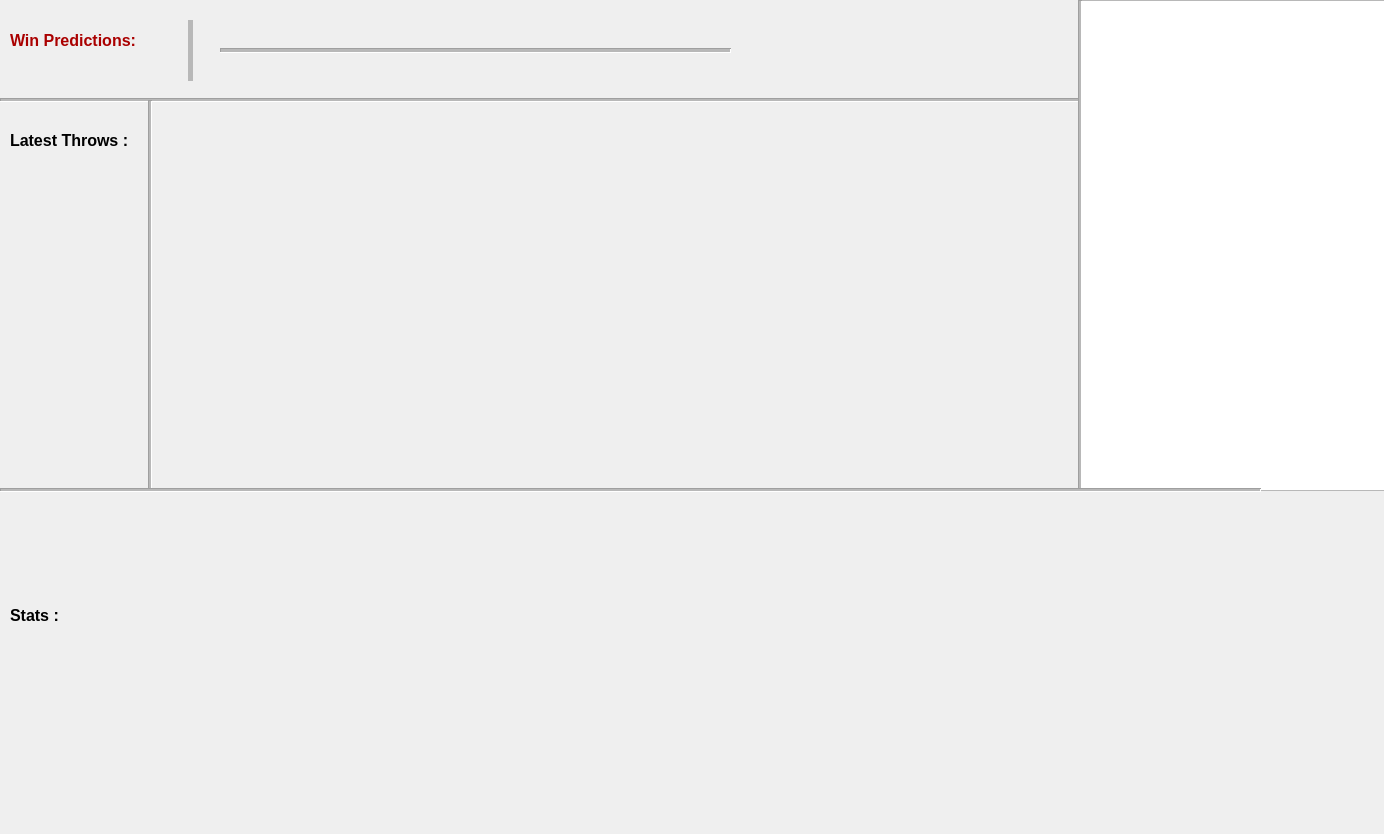
This is audienceview.ui in dartbois/CombinedDarts as Qt 5 draws it before an edit. The edited form follows.
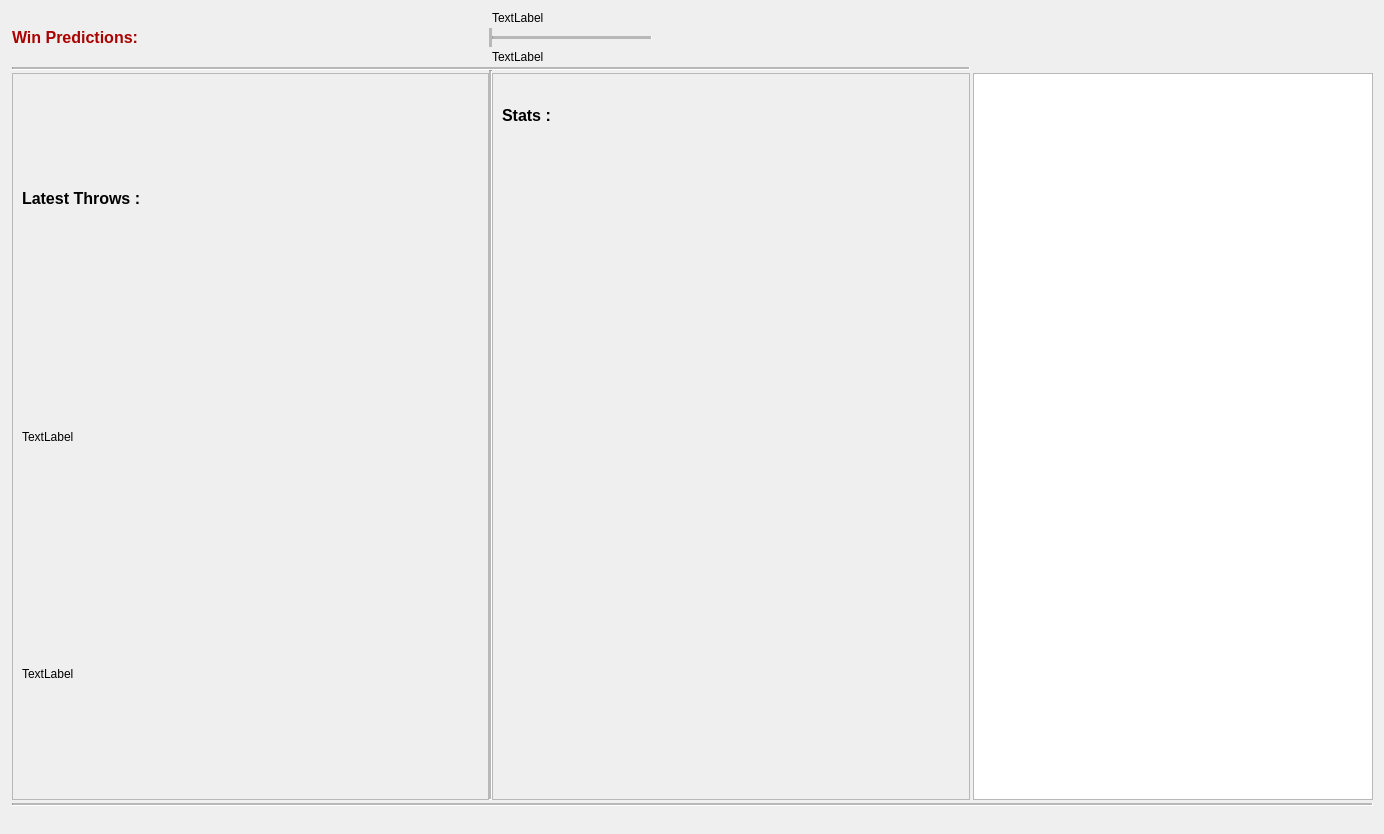
This is the edited form. Icons and pictures are not drawn.

```diff
--- a/audienceview.ui
+++ b/audienceview.ui
@@ -13,47 +13,18 @@
   <property name="windowTitle">
    <string>Dialog</string>
   </property>
-  <widget class="Line" name="line">
-   <property name="geometry">
-    <rect>
-     <x>0</x>
-     <y>90</y>
-     <width>1081</width>
-     <height>20</height>
-    </rect>
+  <layout class="QGridLayout" name="gridLayout">
+   <property name="leftMargin">
+    <number>12</number>
    </property>
-   <property name="midLineWidth">
-    <number>2</number>
+   <property name="horizontalSpacing">
+    <number>0</number>
    </property>
-   <property name="orientation">
-    <enum>Qt::Horizontal</enum>
+   <property name="verticalSpacing">
+    <number>3</number>
    </property>
-  </widget>
-  <widget class="Line" name="line_2">
-   <property name="geometry">
-    <rect>
-     <x>1070</x>
-     <y>0</y>
-     <width>20</width>
-     <height>491</height>
-    </rect>
-   </property>
-   <property name="midLineWidth">
-    <number>2</number>
-   </property>
-   <property name="orientation">
-    <enum>Qt::Vertical</enum>
-   </property>
-  </widget>
+   <item row="7" column="0" colspan="9">
   <widget class="Line" name="line_3">
-   <property name="geometry">
-    <rect>
-     <x>0</x>
-     <y>480</y>
-     <width>1261</width>
-     <height>20</height>
-    </rect>
-   </property>
    <property name="midLineWidth">
     <number>2</number>
    </property>
@@ -61,28 +32,56 @@
     <enum>Qt::Horizontal</enum>
    </property>
   </widget>
+   </item>
+   <item row="8" column="5" rowspan="3" colspan="4">
+    <widget class="QLabel" name="label_3">
+     <property name="text">
+      <string/>
+     </property>
+     <property name="pixmap">
+      <pixmap>../../../../../Pictures/RaidLOGO.PNG</pixmap>
+     </property>
+     <property name="scaledContents">
+      <bool>false</bool>
+     </property>
+    </widget>
+   </item>
+   <item row="2" column="4">
+    <widget class="Line" name="line_5">
+     <property name="midLineWidth">
+      <number>3</number>
+     </property>
+     <property name="orientation">
+      <enum>Qt::Horizontal</enum>
+     </property>
+    </widget>
+   </item>
+   <item row="4" column="7">
+    <widget class="Line" name="line_2">
+     <property name="midLineWidth">
+      <number>2</number>
+     </property>
+     <property name="orientation">
+      <enum>Qt::Vertical</enum>
+     </property>
+    </widget>
+   </item>
+   <item row="3" column="4">
+    <widget class="QLabel" name="label_4">
+     <property name="text">
+      <string>TextLabel</string>
+     </property>
+    </widget>
+   </item>
+   <item row="2" column="0">
   <widget class="QLabel" name="label">
-   <property name="geometry">
-    <rect>
-     <x>10</x>
-     <y>20</y>
-     <width>131</width>
-     <height>41</height>
-    </rect>
-   </property>
    <property name="text">
     <string>&lt;html&gt;&lt;head/&gt;&lt;body&gt;&lt;p&gt;&lt;span style=&quot; font-size:12pt; font-weight:600; color:#aa0000;&quot;&gt;Win Predictions:&lt;/span&gt;&lt;/p&gt;&lt;/body&gt;&lt;/html&gt;</string>
    </property>
   </widget>
+   </item>
+   <item row="2" column="3">
   <widget class="Line" name="line_4">
-   <property name="geometry">
-    <rect>
-     <x>180</x>
-     <y>20</y>
-     <width>21</width>
-     <height>61</height>
-    </rect>
-   </property>
    <property name="lineWidth">
     <number>0</number>
    </property>
@@ -93,208 +92,166 @@
     <enum>Qt::Vertical</enum>
    </property>
   </widget>
-  <widget class="Line" name="line_5">
-   <property name="geometry">
-    <rect>
-     <x>220</x>
-     <y>40</y>
-     <width>511</width>
-     <height>20</height>
-    </rect>
-   </property>
+   </item>
+   <item row="1" column="4">
+    <widget class="QLabel" name="label_5">
+     <property name="text">
+      <string>TextLabel</string>
+     </property>
+    </widget>
+   </item>
+   <item row="5" column="3" rowspan="2">
+    <widget class="Line" name="line_6">
    <property name="midLineWidth">
-    <number>3</number>
+      <number>2</number>
+     </property>
+     <property name="orientation">
+      <enum>Qt::Vertical</enum>
+     </property>
+    </widget>
+   </item>
+   <item row="4" column="0" rowspan="2" colspan="7">
+    <widget class="Line" name="line">
+     <property name="midLineWidth">
+      <number>2</number>
    </property>
    <property name="orientation">
     <enum>Qt::Horizontal</enum>
    </property>
   </widget>
-  <widget class="QTableWidget" name="tableWidget">
-   <property name="geometry">
-    <rect>
-     <x>1080</x>
-     <y>0</y>
-     <width>311</width>
-     <height>491</height>
-    </rect>
-   </property>
-  </widget>
+   </item>
+   <item row="6" column="0" colspan="3">
+    <widget class="QFrame" name="frame_2">
+     <property name="frameShape">
+      <enum>QFrame::StyledPanel</enum>
+     </property>
+     <property name="frameShadow">
+      <enum>QFrame::Raised</enum>
+     </property>
+     <layout class="QVBoxLayout" name="verticalLayout_2">
+      <item>
   <widget class="QLabel" name="label_2">
-   <property name="geometry">
-    <rect>
-     <x>10</x>
-     <y>120</y>
-     <width>131</width>
-     <height>41</height>
-    </rect>
-   </property>
    <property name="text">
     <string>&lt;html&gt;&lt;head/&gt;&lt;body&gt;&lt;p&gt;&lt;span style=&quot; font-size:12pt; font-weight:600;&quot;&gt;Latest Throws :&lt;/span&gt;&lt;/p&gt;&lt;/body&gt;&lt;/html&gt;</string>
    </property>
   </widget>
-  <widget class="Line" name="line_6">
-   <property name="geometry">
-    <rect>
-     <x>140</x>
-     <y>100</y>
-     <width>20</width>
-     <height>391</height>
-    </rect>
-   </property>
-   <property name="midLineWidth">
-    <number>2</number>
-   </property>
-   <property name="orientation">
-    <enum>Qt::Vertical</enum>
-   </property>
-  </widget>
+      </item>
+      <item>
+       <widget class="QLabel" name="label_6">
+        <property name="text">
+         <string>TextLabel</string>
+        </property>
+       </widget>
+      </item>
+      <item>
+       <widget class="QLabel" name="label_7">
+        <property name="text">
+         <string>TextLabel</string>
+        </property>
+       </widget>
+      </item>
+     </layout>
+    </widget>
+   </item>
+   <item row="6" column="8">
+    <widget class="QTableWidget" name="tableWidget">
+     <property name="maximumSize">
+      <size>
+       <width>400</width>
+       <height>16777215</height>
+      </size>
+     </property>
+    </widget>
+   </item>
+   <item row="6" column="4" colspan="3">
+    <widget class="QFrame" name="frame">
+     <property name="minimumSize">
+      <size>
+       <width>58</width>
+       <height>0</height>
+      </size>
+     </property>
+     <property name="frameShape">
+      <enum>QFrame::StyledPanel</enum>
+     </property>
+     <property name="frameShadow">
+      <enum>QFrame::Raised</enum>
+     </property>
+     <layout class="QVBoxLayout" name="verticalLayout">
+      <item>
   <widget class="QLabel" name="MainStatsLable">
-   <property name="geometry">
-    <rect>
-     <x>10</x>
-     <y>600</y>
-     <width>61</width>
-     <height>31</height>
-    </rect>
-   </property>
    <property name="text">
     <string>&lt;html&gt;&lt;head/&gt;&lt;body&gt;&lt;p&gt;&lt;span style=&quot; font-size:12pt; font-weight:600;&quot;&gt;Stats :&lt;/span&gt;&lt;/p&gt;&lt;/body&gt;&lt;/html&gt;</string>
    </property>
   </widget>
+      </item>
+      <item>
+       <widget class="QLabel" name="MatchStats">
+        <property name="text">
+         <string/>
+        </property>
+       </widget>
+      </item>
+      <item>
+       <widget class="QLabel" name="BothP1AndP2Stats">
+        <property name="text">
+         <string/>
+        </property>
+       </widget>
+      </item>
+      <item>
+       <widget class="QLabel" name="PersonalStats">
+        <property name="text">
+         <string/>
+        </property>
+       </widget>
+      </item>
+      <item>
+       <widget class="QLabel" name="NumberOf180s">
+        <property name="text">
+         <string/>
+        </property>
+       </widget>
+      </item>
+      <item>
   <widget class="QLabel" name="StatisticsDisplay">
-   <property name="geometry">
-    <rect>
-     <x>80</x>
-     <y>530</y>
-     <width>191</width>
-     <height>61</height>
-    </rect>
-   </property>
    <property name="text">
     <string/>
    </property>
   </widget>
+      </item>
+      <item>
   <widget class="QLabel" name="Player2Stats">
-   <property name="geometry">
-    <rect>
-     <x>80</x>
-     <y>710</y>
-     <width>191</width>
-     <height>61</height>
-    </rect>
-   </property>
    <property name="text">
     <string/>
    </property>
   </widget>
-  <widget class="QLabel" name="WinPercentages">
-   <property name="geometry">
-    <rect>
-     <x>750</x>
-     <y>700</y>
-     <width>241</width>
-     <height>71</height>
-    </rect>
-   </property>
-   <property name="text">
-    <string/>
-   </property>
-  </widget>
-  <widget class="QLabel" name="CurrentPlayer">
-   <property name="geometry">
-    <rect>
-     <x>380</x>
-     <y>710</y>
-     <width>241</width>
-     <height>71</height>
-    </rect>
-   </property>
-   <property name="text">
-    <string/>
-   </property>
-  </widget>
-  <widget class="QLabel" name="NumberOf180s">
-   <property name="geometry">
-    <rect>
-     <x>380</x>
-     <y>530</y>
-     <width>241</width>
-     <height>61</height>
-    </rect>
-   </property>
-   <property name="text">
-    <string/>
-   </property>
-  </widget>
-  <widget class="QLabel" name="PersonalStats">
-   <property name="geometry">
-    <rect>
-     <x>380</x>
-     <y>610</y>
-     <width>261</width>
-     <height>71</height>
-    </rect>
-   </property>
-   <property name="text">
-    <string/>
-   </property>
-  </widget>
-  <widget class="QLabel" name="MatchStats">
-   <property name="geometry">
-    <rect>
-     <x>750</x>
-     <y>610</y>
-     <width>261</width>
-     <height>61</height>
-    </rect>
-   </property>
-   <property name="text">
-    <string/>
-   </property>
-  </widget>
+      </item>
+      <item>
   <widget class="QLabel" name="RankedStats">
-   <property name="geometry">
-    <rect>
-     <x>750</x>
-     <y>520</y>
-     <width>261</width>
-     <height>81</height>
-    </rect>
-   </property>
    <property name="text">
     <string/>
    </property>
   </widget>
-  <widget class="QLabel" name="BothP1AndP2Stats">
-   <property name="geometry">
-    <rect>
-     <x>80</x>
-     <y>610</y>
-     <width>191</width>
-     <height>71</height>
-    </rect>
-   </property>
+      </item>
+      <item>
+       <widget class="QLabel" name="CurrentPlayer">
    <property name="text">
     <string/>
    </property>
   </widget>
-  <widget class="QLabel" name="label_3">
-   <property name="geometry">
-    <rect>
-     <x>1030</x>
-     <y>550</y>
-     <width>351</width>
-     <height>201</height>
-    </rect>
-   </property>
+      </item>
+      <item>
+       <widget class="QLabel" name="WinPercentages">
    <property name="text">
     <string/>
    </property>
-   <property name="pixmap">
-    <pixmap>../../../../../Pictures/RaidLOGO.PNG</pixmap>
-   </property>
-  </widget>
-  <zorder>BothP1AndP2Stats</zorder>
+       </widget>
+      </item>
+     </layout>
+    </widget>
+   </item>
+  </layout>
   <zorder>line</zorder>
   <zorder>label</zorder>
   <zorder>line_4</zorder>
```
Left out of the diff: 27 changed lines with no effect on the pictures. Lines whose indentation alone changed are shown as unchanged.
